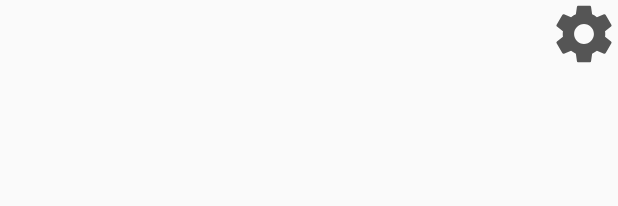
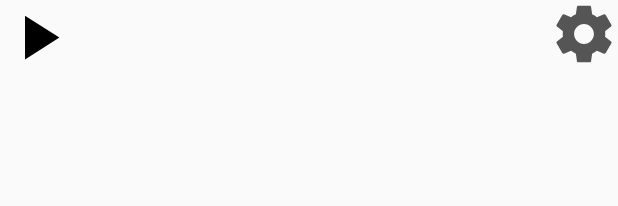
Before and after one commit to marcellmolnar/BereszHF, an Android app: the layout activity_main.xml on its own in the app's theme, with its tools: preview values and no code run, on a phone screen of 412 x 824 dp. Shown: the top 206 px of the screen. Run offline under Robolectric (Android 15) with nearby library versions, the phone set to English and light mode, and no system bars.

Commit message:
kis extra

```diff
--- /dev/null
+++ b/app/src/main/res/drawable/ic_play_arrow_black_24dp.xml
@@ -0,0 +1,9 @@
+<vector xmlns:android="http://schemas.android.com/apk/res/android"
+        android:width="24dp"
+        android:height="24dp"
+        android:viewportWidth="24.0"
+        android:viewportHeight="24.0">
+    <path
+        android:fillColor="#FF000000"
+        android:pathData="M8,5v14l11,-7z"/>
+</vector>
--- a/app/src/main/res/layout/activity_main.xml
+++ b/app/src/main/res/layout/activity_main.xml
@@ -15,6 +15,14 @@
         android:layout_gravity="top|right"
         />
 
+    <Button
+        android:id="@+id/play"
+        android:background="@drawable/ic_play_arrow_black_24dp"
+        android:layout_width="50dp"
+        android:layout_height="50dp"
+        android:layout_gravity="top|left"
+        android:layout_weight="1" />
+
     <LinearLayout
         android:id="@+id/gameSurface"
         android:layout_width="match_parent"
@@ -26,6 +34,7 @@
         android:layout_width="match_parent"
         android:layout_height="match_parent"
         android:orientation="horizontal">
+
 
     </LinearLayout>
 
```
Also changed, not shown: app/src/main/AndroidManifest.xml (+7 -5 lines), app/src/main/java/com/example/mate_pc/game1/MainActivity.java (+18 -7 lines), app/src/main/java/com/example/mate_pc/game1/Ricardo.java (added, +29 -0 lines), app/src/main/res/drawable/ic_pause_black_24dp.xml (added, +9 -0 lines), app/src/main/res/layout/activity_ricardo.xml (added, +20 -0 lines), 2 other files.
